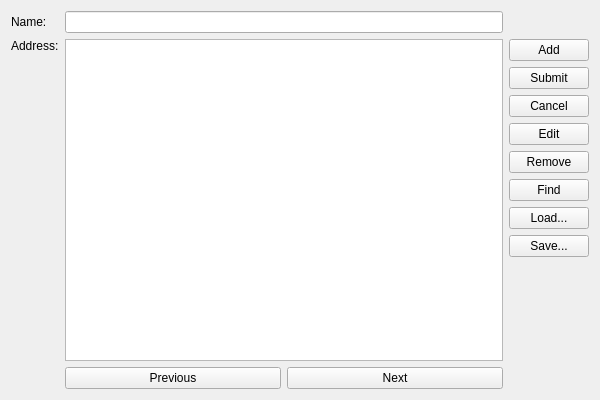
Above: doc/examples/addressbook-sdk/part7/addressbook.ui from qt-creator/qt-creator before the change. Below: the same form after it.
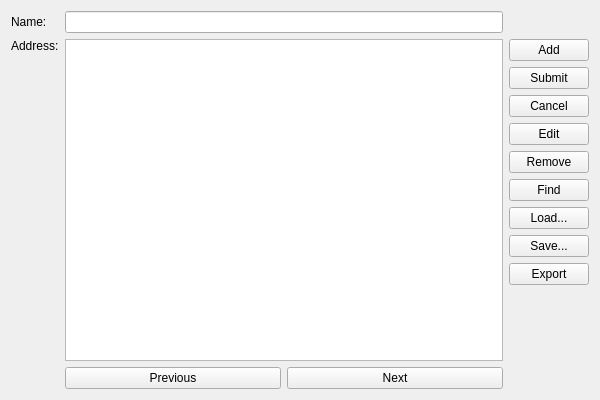
That is the form after the change.

```diff
--- a/doc/examples/addressbook-sdk/part7/addressbook.ui
+++ b/doc/examples/addressbook-sdk/part7/addressbook.ui
@@ -103,6 +103,16 @@
          </property>
         </widget>
        </item>
+       <item>
+        <widget class="QPushButton" name="exportButton">
+         <property name="toolTip">
+          <string>Export as vCard</string>
+         </property>
+         <property name="text">
+          <string>Export</string>
+         </property>
+        </widget>
+       </item>
        <item>
         <spacer name="verticalSpacer">
          <property name="orientation">
```
